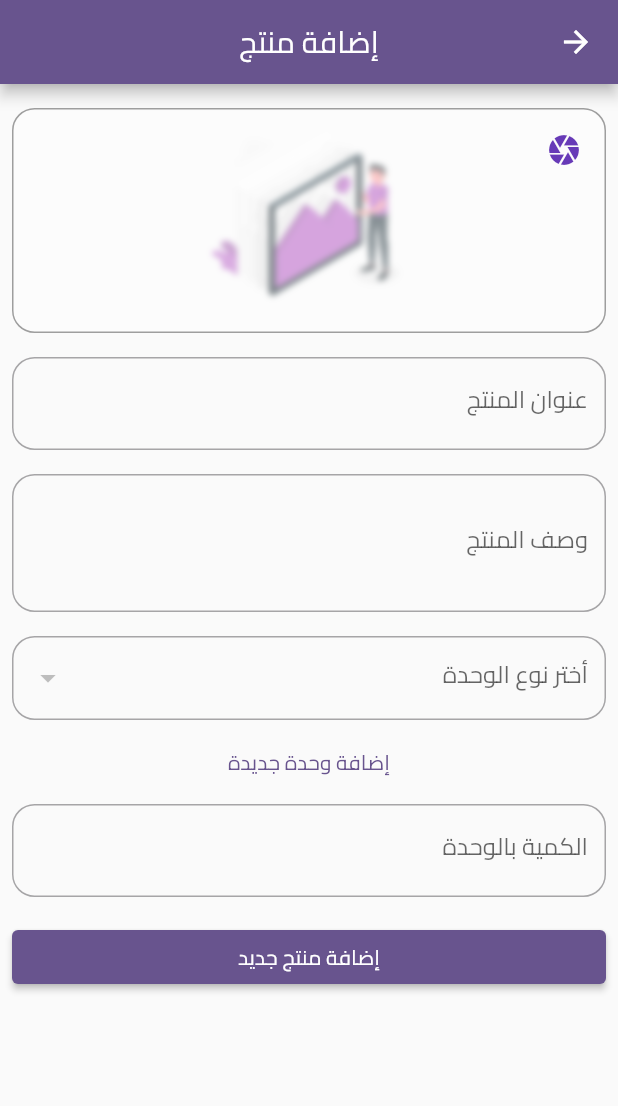
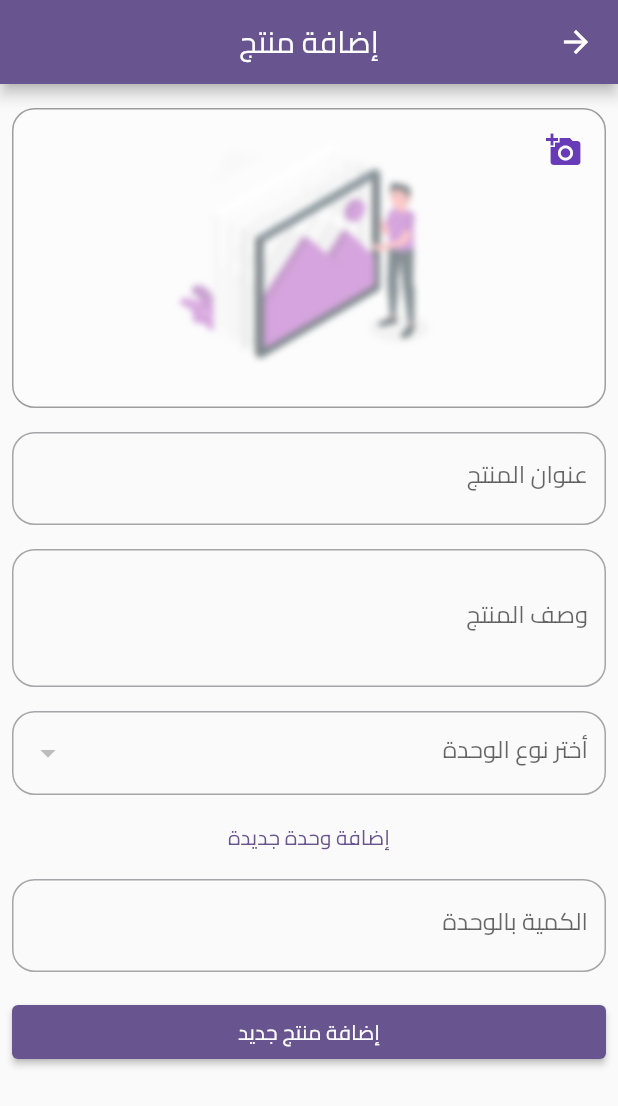
Before and after one commit to devhasanalhamed/store_warehouse, a Flutter app: the AddProductScreen screen opened directly, on a phone screen of 412 x 824 dp. Shown: the top 1106 px of the screen. Run offline on Flutter 3.47's test engine with Material 2 defaults, Android fonts, the phone set to English and light mode, and no system bars; our stand-ins replace get_it, image_picker, sqflite; accounts and stored records are empty.

Commit message:
Update product_image_picker.dart

```diff
--- a/lib/products/view/widget/product_image_picker.dart
+++ b/lib/products/view/widget/product_image_picker.dart
@@ -22,7 +22,7 @@ class ProductImagePicker extends StatelessWidget {
                 Image.asset(
                   'assets/images/image.png',
                   width: double.infinity,
-                  height: 150,
+                  height: 200,
                 ),
                 BackdropFilter(
                   filter: ImageFilter.blur(
@@ -30,7 +30,7 @@ class ProductImagePicker extends StatelessWidget {
                     sigmaY: 2.0,
                   ),
                   child: Container(
-                    height: 150,
+                    height: 200,
                     width: double.infinity,
                     decoration: BoxDecoration(
                       borderRadius: BorderRadius.circular(15),
@@ -45,19 +45,25 @@ class ProductImagePicker extends StatelessWidget {
                 const Padding(
                   padding: EdgeInsets.all(16.0),
                   child: Icon(
-                    Icons.camera,
+                    Icons.add_a_photo,
                     color: Colors.deepPurple,
                   ),
                 ),
               ],
             )
           : Container(
-              height: 150,
+              height: 200,
               width: double.infinity,
               decoration: BoxDecoration(
                 image: DecorationImage(
                   image: FileImage(photo!),
-                  fit: BoxFit.contain,
+                  fit: BoxFit.fitWidth,
+                ),
+                borderRadius: BorderRadius.circular(15),
+                color: Colors.white.withOpacity(0.4),
+                border: Border.all(
+                  color: Colors.grey,
+                  width: 1.0,
                 ),
               ),
             ),
```
